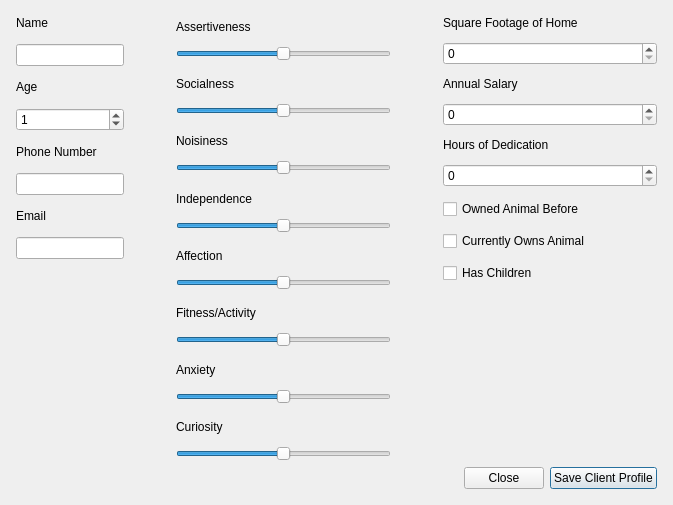
This is app/MainWindow/ClientDetailsModal.ui in lfroms/cuacs as Qt 5 draws it before an edit. The edited form follows.
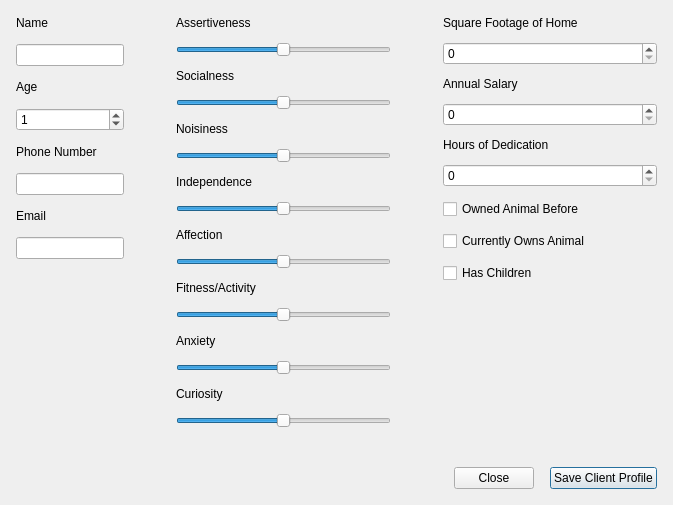
This is the edited form.

Commit message: Quick layout cleanup

```diff
--- a/app/MainWindow/ClientDetailsModal.ui
+++ b/app/MainWindow/ClientDetailsModal.ui
@@ -24,7 +24,7 @@
   </property>
   <layout class="QVBoxLayout" name="verticalLayout" stretch="1,0">
    <property name="spacing">
-    <number>6</number>
+    <number>16</number>
    </property>
    <property name="leftMargin">
     <number>16</number>
@@ -151,7 +151,7 @@
       </spacer>
      </item>
      <item>
-      <layout class="QVBoxLayout" name="SecondColumn" stretch="0,0,0,0,0,0,0,0,0,0,0,0,0,0,0,0">
+      <layout class="QVBoxLayout" name="SecondColumn" stretch="0,0,0,0,0,0,0,0,0,0,0,0,0,0,0,0,0">
        <property name="spacing">
         <number>12</number>
        </property>
@@ -399,6 +399,19 @@
          </property>
         </widget>
        </item>
+       <item>
+        <spacer name="verticalSpacer_2">
+         <property name="orientation">
+          <enum>Qt::Vertical</enum>
+         </property>
+         <property name="sizeHint" stdset="0">
+          <size>
+           <width>20</width>
+           <height>40</height>
+          </size>
+         </property>
+        </spacer>
+       </item>
       </layout>
      </item>
      <item>
```
